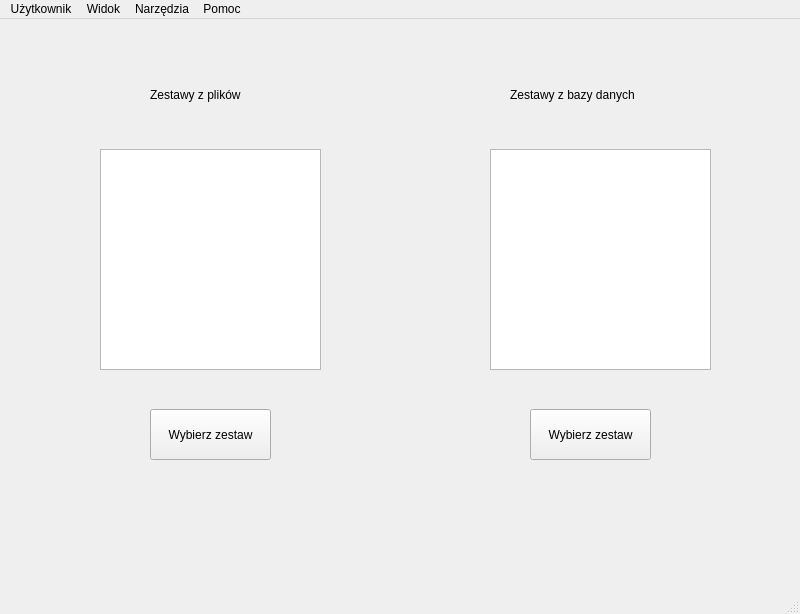
Above: src/qt_ui/mainwindow.ui from Michalmo12345/FlashcardQTApp before the change. Below: the same form after it.
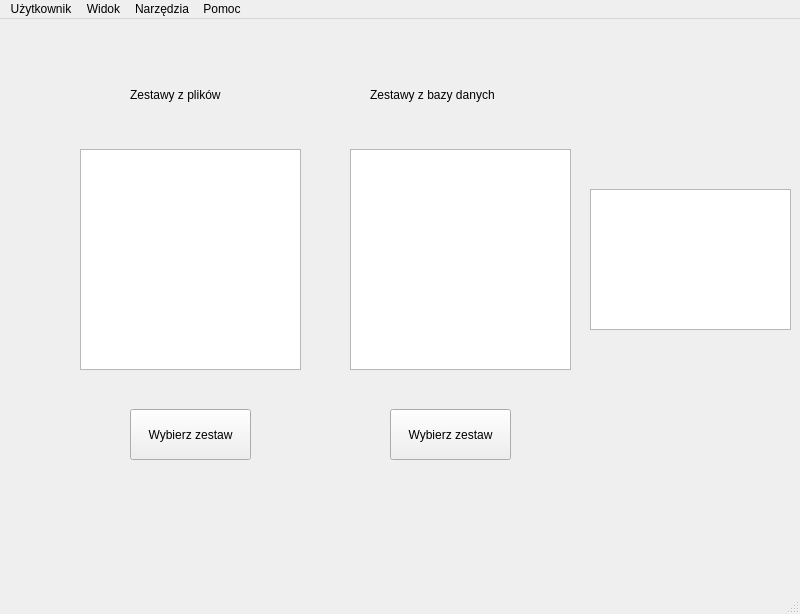
That is the form after the change. The open tabs and pages were chosen to show the change.

Diff of the .ui file:
```diff
--- a/src/qt_ui/mainwindow.ui
+++ b/src/qt_ui/mainwindow.ui
@@ -85,7 +85,7 @@
      <widget class="QListWidget" name="fileSetsList">
       <property name="geometry">
        <rect>
-        <x>90</x>
+        <x>70</x>
         <y>130</y>
         <width>221</width>
         <height>221</height>
@@ -95,7 +95,7 @@
      <widget class="QListWidget" name="dbSetsList">
       <property name="geometry">
        <rect>
-        <x>480</x>
+        <x>340</x>
         <y>130</y>
         <width>221</width>
         <height>221</height>
@@ -105,7 +105,7 @@
      <widget class="QLabel" name="label_6">
       <property name="geometry">
        <rect>
-        <x>140</x>
+        <x>120</x>
         <y>50</y>
         <width>121</width>
         <height>51</height>
@@ -118,7 +118,7 @@
      <widget class="QLabel" name="label_7">
       <property name="geometry">
        <rect>
-        <x>500</x>
+        <x>360</x>
         <y>50</y>
         <width>171</width>
         <height>51</height>
@@ -131,7 +131,7 @@
      <widget class="QPushButton" name="fileCardButton">
       <property name="geometry">
        <rect>
-        <x>140</x>
+        <x>120</x>
         <y>390</y>
         <width>121</width>
         <height>51</height>
@@ -144,7 +144,7 @@
      <widget class="QPushButton" name="dbCardButton">
       <property name="geometry">
        <rect>
-        <x>520</x>
+        <x>380</x>
         <y>390</y>
         <width>121</width>
         <height>51</height>
@@ -154,6 +154,16 @@
        <string>Wybierz zestaw</string>
       </property>
      </widget>
+     <widget class="QPlainTextEdit" name="infoSetText">
+      <property name="geometry">
+       <rect>
+        <x>580</x>
+        <y>170</y>
+        <width>201</width>
+        <height>141</height>
+       </rect>
+      </property>
+     </widget>
     </widget>
     <widget class="QWidget" name="page_4">
      <widget class="QPushButton" name="pushAddFlashcard">
```
Left out of the diff: 2 changed lines with no effect on the pictures.
